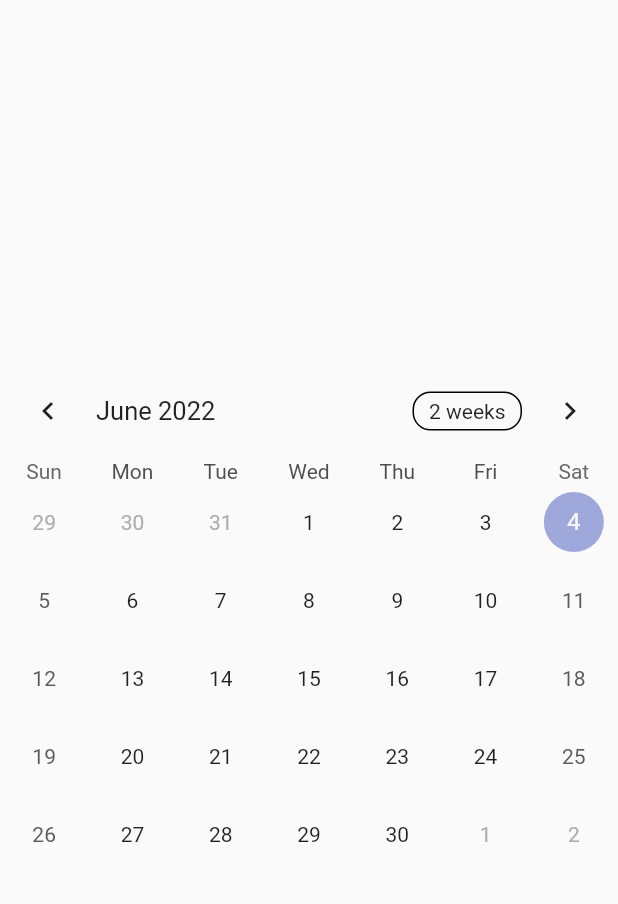
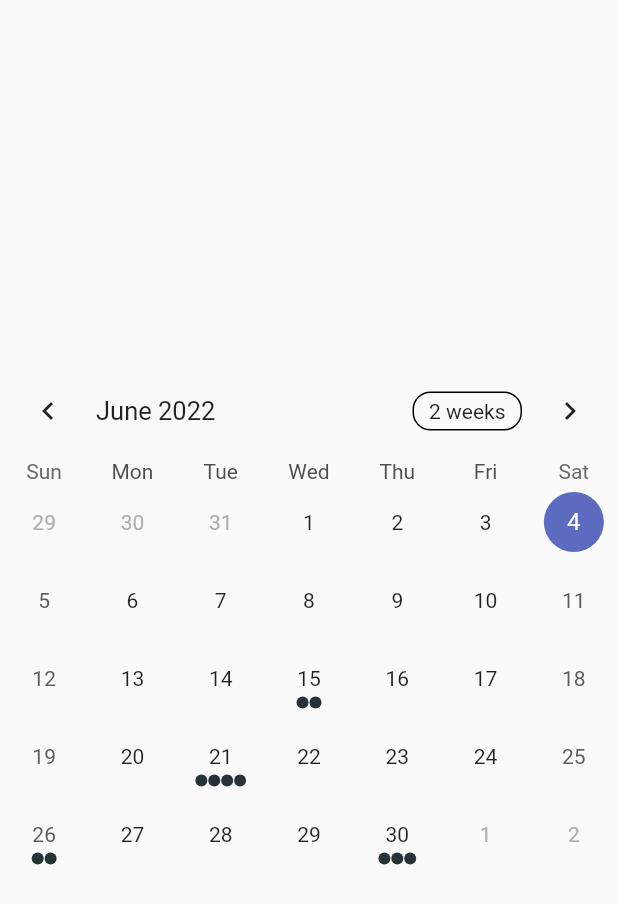
Before and after one commit to kohenro19/calendar_flutter_001, a Flutter app: the screen it shows after launch, on a phone screen of 412 x 824 dp. Shown: the top 904 px of the screen. Run offline on Flutter 3.47's test engine with Material 2 defaults, Android fonts, the phone set to English and light mode, and no system bars; drawn by our look-alikes of table_calendar.

```diff
--- a/lib/calendar.dart
+++ b/lib/calendar.dart
@@ -12,15 +12,69 @@ class _CalendarScreenState extends State<CalendarScreen> {
   DateTime _focusedDay = DateTime.now();
   DateTime? _selectedDay;
   CalendarFormat _calendarFormat = CalendarFormat.month;
+  Map<DateTime, List> _eventsList = {};
 
+ @override
+  void initState() {
+    super.initState();
+    _selectedDay = _focusedDay;
+    //サンプルのイベントリスト
+    _eventsList = {
+      DateTime.now().add(Duration(days: 11)): ['Event A11', 'Event B11'],
+      DateTime.now().add(Duration(days: 17)): [
+        'Event A12',
+        'Event B12',
+        'Event C12',
+        'Event D12'
+      ],
+      DateTime.now().add(Duration(days: 22)): ['Event A13', 'Event B13'],
+      DateTime.now().add(Duration(days: 26)): [
+        'Event A14',
+        'Event B14',
+        'Event C14'
+      ],
+    };
+  }
   @override
   Widget build(BuildContext context) {
+
+    final _events = LinkedHashMap<DateTime, List>(
+    /// If [equals] is provided, it is used to compare the keys in the table with
+  /// new keys. If [equals] is omitted, the key's own [Object.==] is used
+  /// instead.
+  ///
+  /// Similarly, if [hashCode] is provided, it is used to produce a hash value
+  /// for keys in order to place them in the hash table. If it is omitted, the
+  /// key's own [Object.hashCode] is used.
+  ///
+  /// The used `equals` and `hashCode` method should always be consistent,
+  /// so that if `equals(a, b)` then `hashCode(a) == hashCode(b)`. The hash
+  /// of an object, or what it compares equal to, should not change while the
+  /// object is in the table. If it does change, the result is unpredictable.
+  ///
+
+
+      equals: isSameDay,
+      // ハッシュコードはobjectを識別するint型
+      // getHashCodeは、hashCodeが Function(DateTime)と定義されている為、()の引数はいらない
+      // hashCode:(datetime){return getHashCode(datetime);}は、hashCode: getHashCodeと同定義 ,
+
+
+      hashCode: getHashCode
+    )..addAll(_eventsList);
+
+    List _getEventForDay(DateTime day) {
+      //  _events[day]がnullでなければ、 _events[day]を返す。
+      return _events[day] ?? [];
+    }
+
     return Scaffold(
       body: Center(
         child: TableCalendar(
             firstDay: DateTime.utc(2020, 1, 1),
             lastDay: DateTime.utc(2030, 12, 31),
             focusedDay: _focusedDay,
+            eventLoader: _getEventForDay,
             calendarFormat: _calendarFormat,
             // カレンダーのフォーマットを変更
             onFormatChanged: (format) {
@@ -45,4 +99,9 @@ class _CalendarScreenState extends State<CalendarScreen> {
       ),
     );
   }
+
+  int getHashCode(DateTime key) {
+    return key.day * 1000000 + key.month * 10000 + key.year;
+  }
+
 }
```
